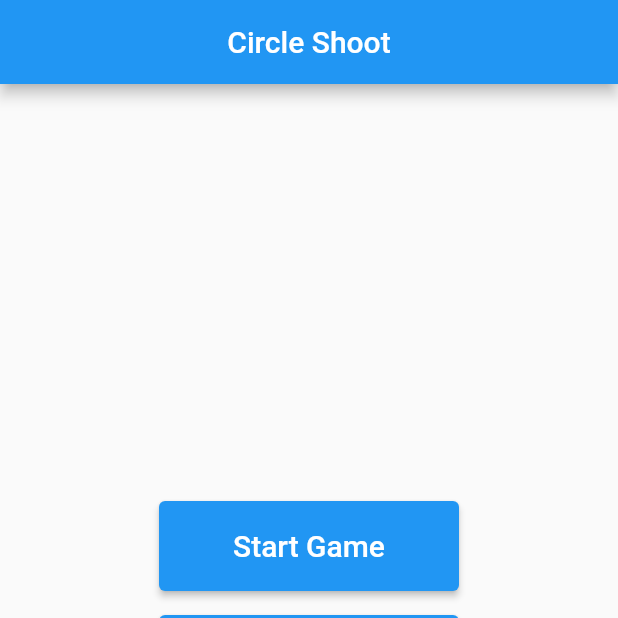
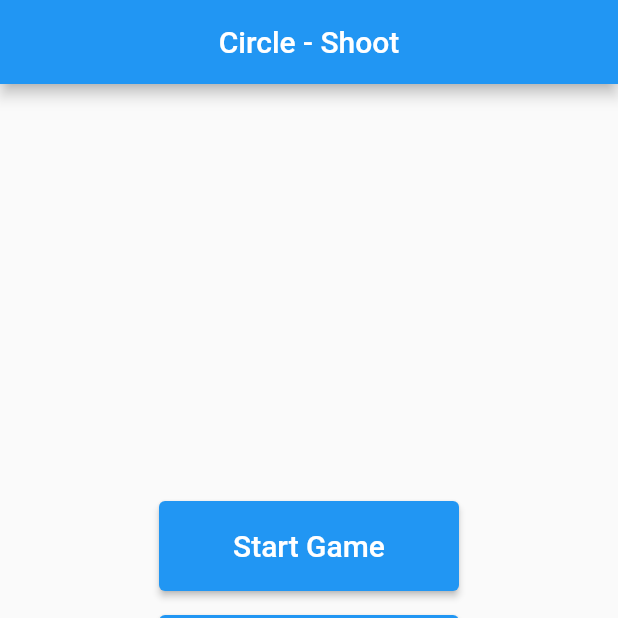
Before and after one commit to LukasAxelborn/CircleShoot, a Flutter app: the screen it shows after launch, on a phone screen of 412 x 824 dp, the top half of it. Run offline on Flutter 3.47's test engine with Material 2 defaults, Android fonts, the phone set to English and light mode, and no system bars; our stand-ins replace shared_preferences; missing offline and left inert: flame.

Commit message:
test tags

```diff
--- a/lib/start_menu.dart
+++ b/lib/start_menu.dart
@@ -45,7 +45,7 @@ class _StartMenuState extends State<StartMenu> with WidgetsBindingObserver {
         title: Row(
           mainAxisAlignment: MainAxisAlignment.center,
           children: const [
-            Text('Circle Shoot'),
+            Text('Circle - Shoot'),
           ],
         ),
       ),
```
